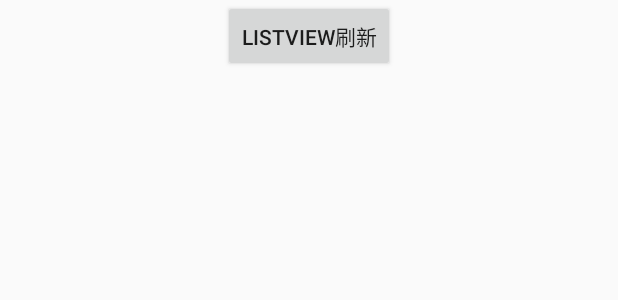
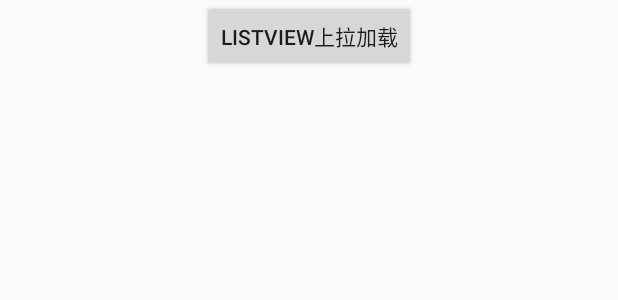
Before and after one commit to spnmyn/RefreshData, an Android app: the layout activity_main.xml on its own in the app's theme, with its tools: preview values and no code run, on a phone screen of 412 x 824 dp. Shown: the top 300 px of the screen. Run offline under Robolectric (Android 15) with nearby library versions, the phone set to English and light mode, and no system bars.

Commit message:
ListView上拉加载提交。

```diff
--- a/app/src/main/res/layout/activity_main.xml
+++ b/app/src/main/res/layout/activity_main.xml
@@ -11,6 +11,6 @@
         android:id="@+id/btn_refresh_listView_data"
         android:layout_width="wrap_content"
         android:layout_height="wrap_content"
-        android:text="ListView刷新" />
+        android:text="ListView上拉加载" />
 
 </LinearLayout>
```
Also changed, not shown: 1 other file.
